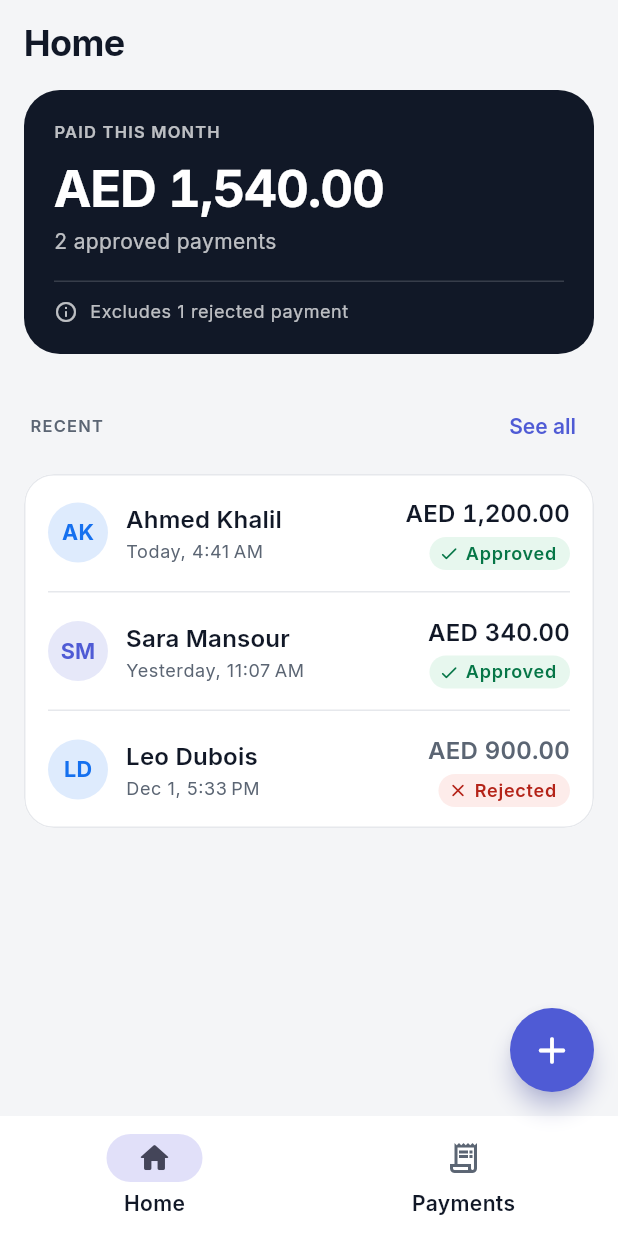
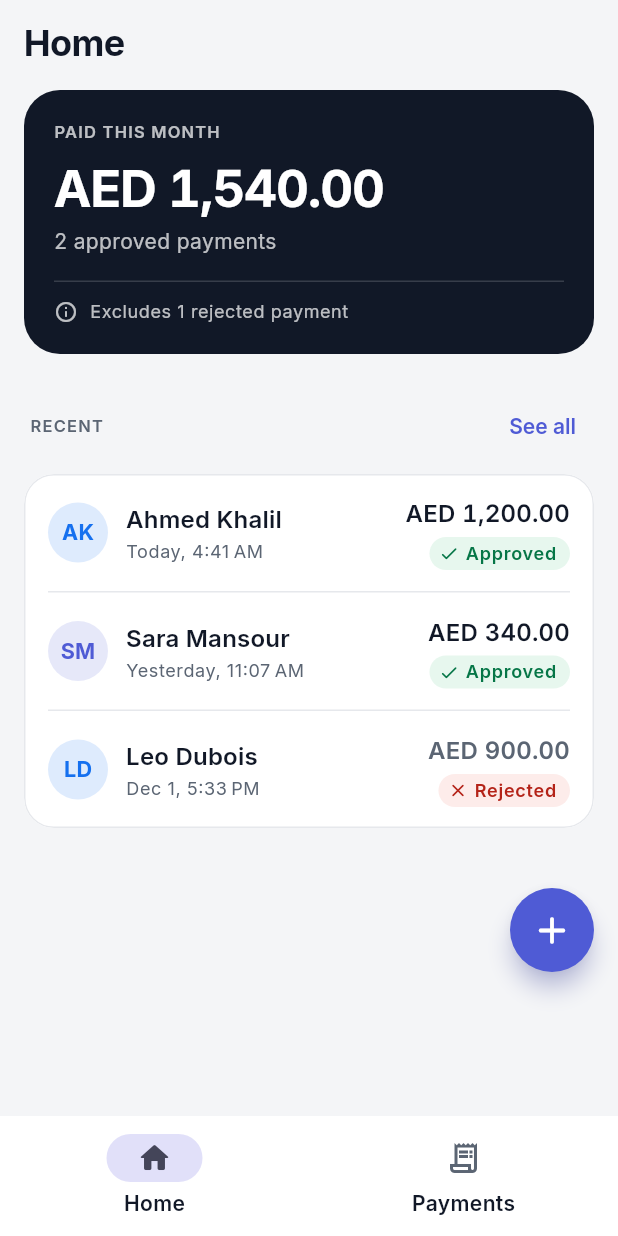
Before and after one commit to SardorbekR/payment-approval-flow, a Flutter app: the screen it shows after launch, on a phone screen of 412 x 824 dp. Run offline on Flutter 3.47's test engine with Material 3 defaults, Android fonts, the phone set to English and light mode, and no system bars; our stand-ins replace bloc_concurrency, clock, equatable, flutter_bloc, go_router, local_auth and 1 more; statements that could not run were skipped.

Commit message:
fix: keep sheet buttons and snackbar actions clear of overlaps
The sheet's safe area leaves the bottom out, so the decision buttons could
sit on the iPhone home indicator; they now respect the bottom inset. The
debug button's default spot moves above the snackbars that float over the
navigation bar, so it no longer covers their View and Review actions, and
lists leave room for it. Removes an unused pending badge and two unused
strings.

```diff
--- a/lib/features/debug_fab/fab_position.dart
+++ b/lib/features/debug_fab/fab_position.dart
@@ -2,7 +2,8 @@ import 'dart:math';
 
 import 'package:material_ui/material_ui.dart';
 
-/// Where the button starts: bottom end corner, above the bottom navigation bar.
+/// Where the button starts: the bottom end corner, above the navigation bar
+/// and the snackbars that float over it, so it never covers their actions.
 Offset defaultFabPosition({
   required Size screen,
   required EdgeInsets safeArea,
@@ -10,7 +11,7 @@ Offset defaultFabPosition({
 }) {
   return Offset(
     screen.width - safeArea.right - size - 16,
-    screen.height - safeArea.bottom - size - 96,
+    screen.height - safeArea.bottom - size - 176,
   );
 }
 
--- a/lib/features/home/presentation/pages/home_page.dart
+++ b/lib/features/home/presentation/pages/home_page.dart
@@ -54,7 +54,7 @@ class _HomeContent extends StatelessWidget {
 
     return ListView(
       // Leaves room for the debug button in its default spot.
-      padding: const EdgeInsets.fromLTRB(16, 4, 16, 112),
+      padding: const EdgeInsets.fromLTRB(16, 4, 16, 168),
       children: [
         /// Summary
         MonthlySummaryCard(
--- a/lib/features/payments/presentation/pages/payment_details_page.dart
+++ b/lib/features/payments/presentation/pages/payment_details_page.dart
@@ -80,7 +80,7 @@ class _PaymentDetails extends StatelessWidget {
     final note = payment.note;
 
     return ListView(
-      padding: const EdgeInsets.fromLTRB(16, 16, 16, 112),
+      padding: const EdgeInsets.fromLTRB(16, 16, 16, 248),
       children: [
         /// Header
         Center(child: RecipientAvatar(name: payment.recipientName, size: 64)),
--- a/lib/features/payments/presentation/pages/payments_page.dart
+++ b/lib/features/payments/presentation/pages/payments_page.dart
@@ -111,7 +111,7 @@ class _PaymentsList extends StatelessWidget {
 
     return ListView(
       controller: controller,
-      padding: const EdgeInsets.fromLTRB(16, 0, 16, 112),
+      padding: const EdgeInsets.fromLTRB(16, 0, 16, 168),
       children: [
         for (final MapEntry(key: month, value: monthPayments) in months.entries) ...[
           SectionHeader(title: formatMonthYear(month, l10n: l10n)),
--- a/lib/features/shared/widgets/status_badge.dart
+++ b/lib/features/shared/widgets/status_badge.dart
@@ -5,12 +5,9 @@ import 'package:payment_approval/l10n/app_localizations.dart';
 
 /// A small pill with an icon and a label, so the status never relies on color alone.
 class StatusBadge extends StatelessWidget {
-  const StatusBadge({required PaymentStatus this.status, super.key});
+  const StatusBadge({required this.status, super.key});
 
-  const StatusBadge.pending({super.key}) : status = null;
-
-  /// Null means the payment is still waiting for a decision.
-  final PaymentStatus? status;
+  final PaymentStatus status;
 
   @override
   Widget build(BuildContext context) {
@@ -29,7 +26,6 @@ class StatusBadge extends StatelessWidget {
         colors.rejected,
         colors.rejectedContainer,
       ),
-      null => (l10n.statusPending, Icons.schedule_rounded, colors.pending, colors.pendingContainer),
     };
 
     return DecoratedBox(
--- a/lib/l10n/app_en.arb
+++ b/lib/l10n/app_en.arb
@@ -37,10 +37,8 @@
 
   "statusApproved": "Approved",
   "statusRejected": "Rejected",
-  "statusPending": "Pending",
 
   "paymentDetailsTitle": "Payment details",
-  "detailsStatus": "Status",
   "detailsDate": "Date",
   "detailsReference": "Reference",
   "detailsNote": "Note",
--- a/lib/l10n/app_localizations.dart
+++ b/lib/l10n/app_localizations.dart
@@ -194,23 +194,11 @@ abstract class AppLocalizations {
   /// **'Rejected'**
   String get statusRejected;
 
-  /// No description provided for @statusPending.
-  ///
-  /// In en, this message translates to:
-  /// **'Pending'**
-  String get statusPending;
-
   /// No description provided for @paymentDetailsTitle.
   ///
   /// In en, this message translates to:
   /// **'Payment details'**
   String get paymentDetailsTitle;
-
-  /// No description provided for @detailsStatus.
-  ///
-  /// In en, this message translates to:
-  /// **'Status'**
-  String get detailsStatus;
 
   /// No description provided for @detailsDate.
   ///
--- a/lib/l10n/app_localizations_en.dart
+++ b/lib/l10n/app_localizations_en.dart
@@ -81,13 +81,7 @@ class AppLocalizationsEn extends AppLocalizations {
   String get statusRejected => 'Rejected';
 
   @override
-  String get statusPending => 'Pending';
-
-  @override
   String get paymentDetailsTitle => 'Payment details';
-
-  @override
-  String get detailsStatus => 'Status';
 
   @override
   String get detailsDate => 'Date';
```
Also changed, not shown: lib/features/approval/presentation/widgets/approval_sheet.dart (+11 -2 lines), 8 other files.
